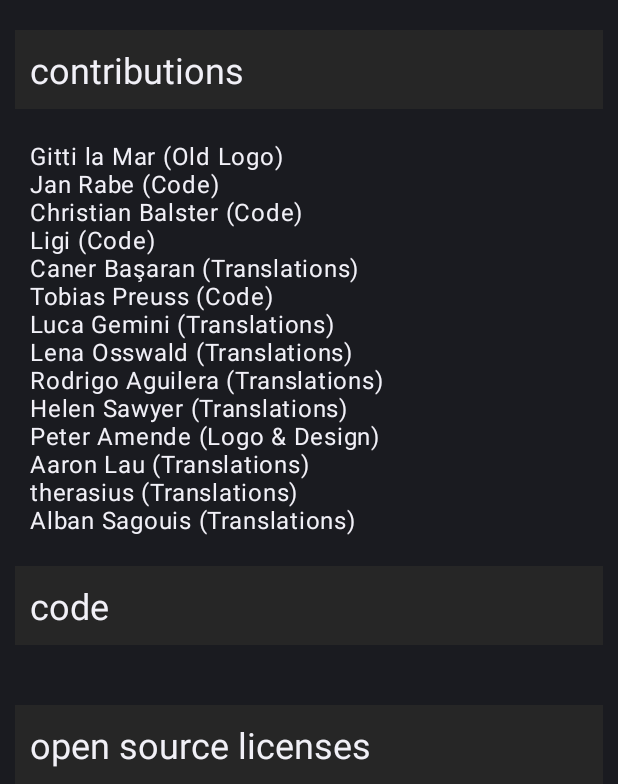
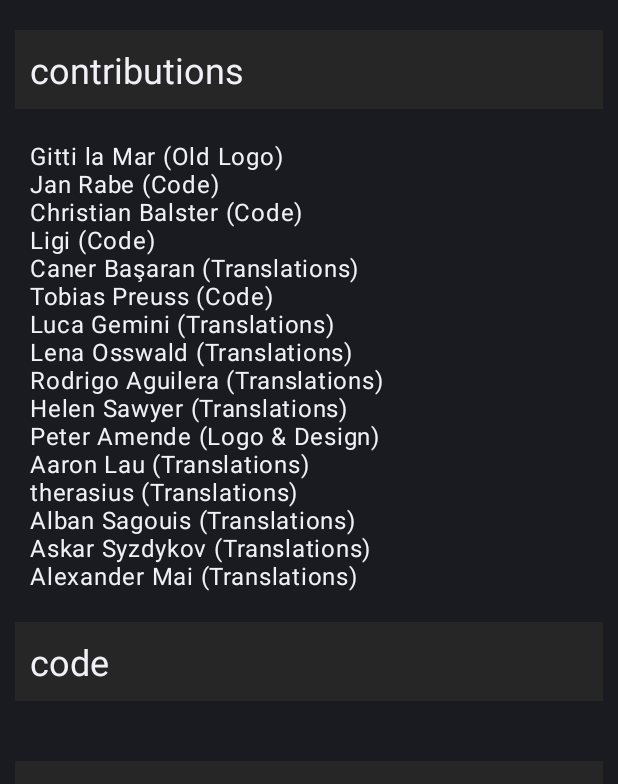
Before and after one commit to criticalmaps/criticalmaps-android, an Android app: the layout fragment_about.xml on its own in the app's theme, with its tools: preview values and no code run, on a phone screen of 412 x 824 dp, the part 452-1236 px from its top. Run offline under Robolectric (Android 15) with nearby library versions, the phone set to English and light mode, and no system bars.

Commit message:
Update contributors

```diff
--- a/app/src/main/res/values/strings-notranslate.xml
+++ b/app/src/main/res/values/strings-notranslate.xml
@@ -4,7 +4,7 @@
     <string name="app_name" translatable="false">Critical Maps</string>
     <string name="osm_credits" translatable="false"><a href="https://foundation.wikimedia.org/wiki/Maps_Terms_of_Use">Wikimedia maps</a> | Map data \u00a9 <a href="http://www.openstreetmap.org/copyright">OpenStreetMap</a> contributors</string>
     <string name="about_text_map_url" translatable="false">criticalmaps.net</string>
-    <string name="about_text_contributors" translatable="false">Gitti la Mar (Old Logo) \nJan Rabe (Code) \nChristian Balster (Code) \nLigi (Code) \nCaner Başaran (Translations) \nTobias Preuss (Code) \nLuca Gemini (Translations) \nLena Osswald (Translations) \nRodrigo Aguilera (Translations) \nHelen Sawyer (Translations)\nPeter Amende (Logo \u0026 Design)\nAaron Lau (Translations)\ntherasius (Translations)\nAlban Sagouis (Translations)</string>
+    <string name="about_text_contributors" translatable="false">Gitti la Mar (Old Logo) \nJan Rabe (Code) \nChristian Balster (Code) \nLigi (Code) \nCaner Başaran (Translations) \nTobias Preuss (Code) \nLuca Gemini (Translations) \nLena Osswald (Translations) \nRodrigo Aguilera (Translations) \nHelen Sawyer (Translations)\nPeter Amende (Logo \u0026 Design)\nAaron Lau (Translations)\ntherasius (Translations)\nAlban Sagouis (Translations)\nAskar Syzdykov (Translations)\nAlexander Mai (Translations)</string>
     <string name="twitter_handle" translatable="false">\@%s</string>
     <string name="contact_email" translatable="false">stephanlindauer@posteo.de</string>
 
```
